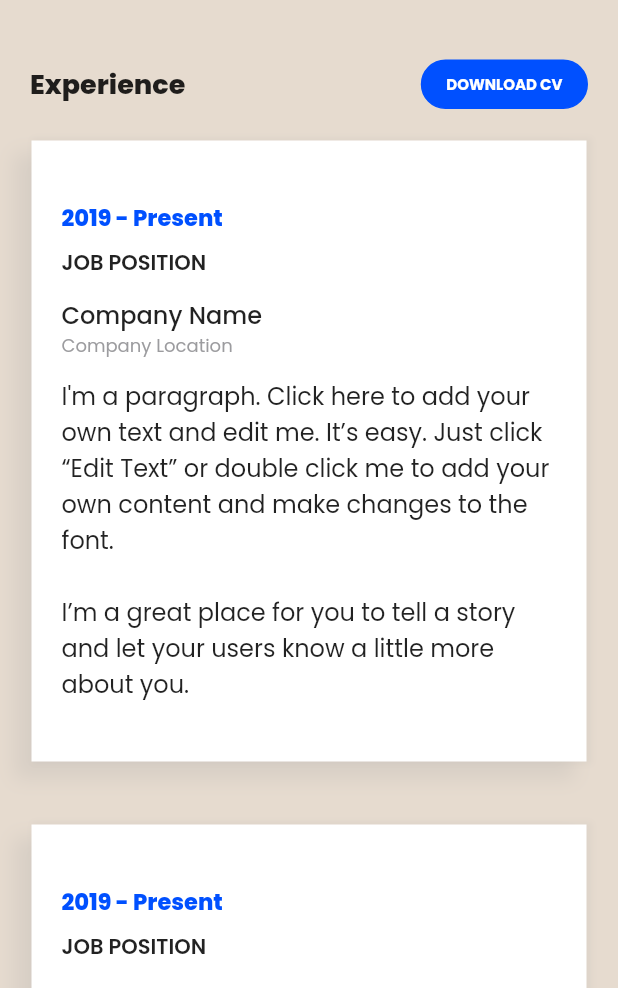
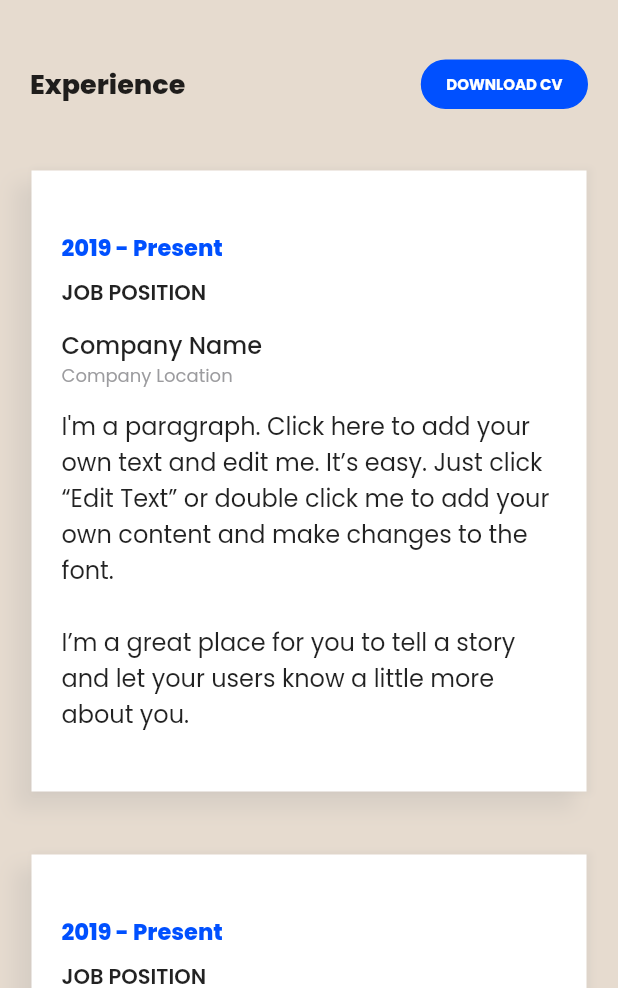
Before and after one commit to quango2304/my_resume, a Flutter app: the ResumeScreenMobile screen opened directly, on a phone screen of 412 x 824 dp, the part 248-1236 px from its top. Run offline on Flutter 3.47's test engine with Material 2 defaults, Android fonts, the phone set to English and light mode, and no system bars; our stand-ins replace carousel_slider, font_awesome_flutter, google_fonts, page_transition, responsive_builder.

Commit message:
add resume screen

```diff
--- a/lib/screens/home_screen/home_screen_mobile.dart
+++ b/lib/screens/home_screen/home_screen_mobile.dart
@@ -105,6 +105,8 @@ class HomeScreenMobile extends StatelessWidget {
     return Scaffold(
       backgroundColor: Colors.white,
       body: ListView(
+        physics: ClampingScrollPhysics(),
+          padding: EdgeInsets.zero,
         children: [
           AppBarResponsive(),
           buildResumeProjectsSection(),
--- a/lib/screens/resume_screen/resume_screen_mobile.dart
+++ b/lib/screens/resume_screen/resume_screen_mobile.dart
@@ -12,15 +12,17 @@ class ResumeScreenMobile extends StatelessWidget {
   @override
   Widget build(BuildContext context) {
     return Scaffold(
-      backgroundColor: Colors.white,
-      body: ListView(
-        children: [
-          AppBarResponsive(),
-          Container(
-            padding: EdgeInsets.symmetric(horizontal: 20, vertical: 40),
-            color: AppColors.cE6DBCF,
+      backgroundColor: AppColors.cE6DBCF,
+      body: CustomScrollView(
+        physics: ClampingScrollPhysics(),
+        slivers: [
+          SliverToBoxAdapter(child: AppBarResponsive()),
+          SliverToBoxAdapter(
+            child: Padding(
+              padding: EdgeInsets.symmetric(horizontal: 20),
               child: Column(
                 children: [
+                  40.ver,
                   Row(
                     mainAxisSize: MainAxisSize.min,
                     children: [
@@ -37,12 +39,18 @@ class ResumeScreenMobile extends StatelessWidget {
                       AppButton.solidButton(text: "DOWNLOAD CV")
                     ],
                   ),
-                20.ver,
-                ListView.separated(
-                  shrinkWrap: true,
-                    physics: NeverScrollableScrollPhysics(),
-                    itemBuilder: (_, i) {
-                      return ShadowButton.normal(
+                ],
+              ),
+            ),
+          ),
+          SliverPadding(
+            padding: EdgeInsets.symmetric(horizontal: 20, vertical: 40),
+            // color: AppColors.cE6DBCF,
+            sliver: SliverList(
+                delegate: SliverChildBuilderDelegate((_, index) {
+              return Padding(
+                padding: const EdgeInsets.only(bottom: 40),
+                child: ShadowButton.normal(
                     child: Container(
                   color: Colors.white,
                   width: double.maxFinite,
@@ -58,21 +66,18 @@ class ResumeScreenMobile extends StatelessWidget {
                       'JOB POSITION'.s14w600(),
                       12.ver,
                       'Company Name'.s16w500(),
-                            'Company Location'.s12w400(
-                                style: TextStyle(color: AppColors.c9C9C9F)),
+                      'Company Location'
+                          .s12w400(style: TextStyle(color: AppColors.c9C9C9F)),
                       12.ver,
                       "I'm a paragraph. Click here to add your own text and edit me. It’s easy. Just click “Edit Text” or double click me to add your own content and make changes to the font. \n \nI’m a great place for you to tell a story and let your users know a little more about you."
                           .s16w400()
                     ],
                   ),
-                      ));
-                    },
-                    separatorBuilder: (_, __) => 40.ver,
-                    itemCount: 3),
-              ],
+                )),
+              );
+            }, childCount: 3)),
           ),
-          ),
-          FooterResponsive()
+          SliverToBoxAdapter(child: FooterResponsive())
         ],
       ),
     );
--- a/lib/widgets/app_bar/app_bar_responsive.dart
+++ b/lib/widgets/app_bar/app_bar_responsive.dart
@@ -8,11 +8,16 @@ import 'package:responsive_builder/responsive_builder.dart';
 class AppBarResponsive extends StatelessWidget {
   @override
   Widget build(BuildContext context) {
-    return ScreenTypeLayout.builder(
-      mobile: (_) => AppBarMobile(),
-      tablet: (_) => AppBarDesktop(),
-      desktop: (_) => AppBarDesktop(),
-      watch: (_) => AppBarMobile(),
+    return Container(
+      color: Colors.white,
+      child: SafeArea(
+        child: ScreenTypeLayout.builder(
+          mobile: (_) => AppBarMobile(),
+          tablet: (_) => AppBarDesktop(),
+          desktop: (_) => AppBarDesktop(),
+          watch: (_) => AppBarMobile(),
+        ),
+      ),
     );
   }
 }
--- a/lib/widgets/footer/footer_mobile.dart
+++ b/lib/widgets/footer/footer_mobile.dart
@@ -43,7 +43,8 @@ class FooterMobile extends StatelessWidget {
             'Follow'.s15w700(),
             12.ver,
             SocialsWidget()
-          ],)
+          ],),
+          30.ver,
         ],
       ),
     );
```
Lines whose indentation alone changed are shown as unchanged.
